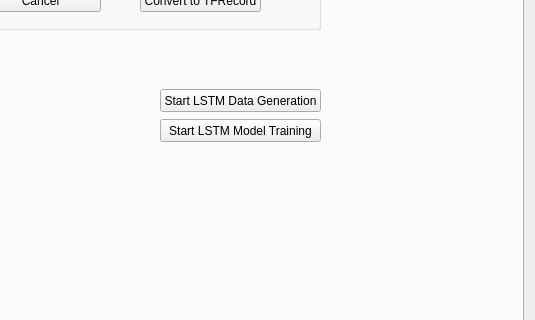
First picture: the form in resource/mainwindow_ui_backup.ui, repository abhinavagarwalla/Tissue_GUI, before the edit; both pictures show x 773 to 1308 and y 224 to 544 of the 1308 by 785 pixel window.
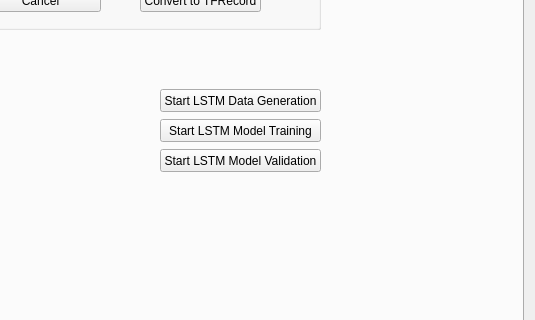
Second picture: the form after the edit.

What changed in the file:
```diff
--- a/resource/mainwindow_ui_backup.ui
+++ b/resource/mainwindow_ui_backup.ui
@@ -1066,6 +1066,19 @@
          <string>Start LSTM Model Training</string>
         </property>
        </widget>
+       <widget class="QPushButton" name="start_lstm_model_validation">
+        <property name="geometry">
+         <rect>
+          <x>920</x>
+          <y>300</y>
+          <width>161</width>
+          <height>23</height>
+         </rect>
+        </property>
+        <property name="text">
+         <string>Start LSTM Model Validation</string>
+        </property>
+       </widget>
       </widget>
      </widget>
     </item>
```
